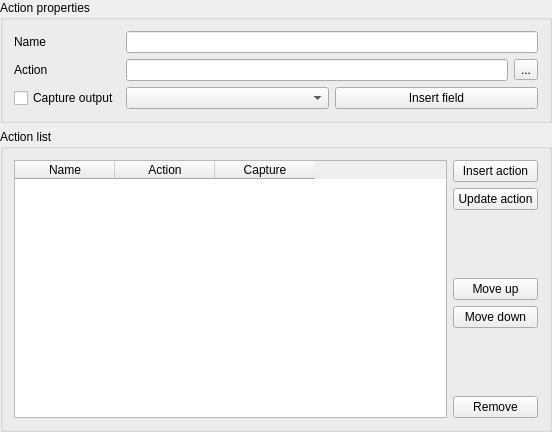
Before: the Qt Designer form src/ui/qgsattributeactiondialogbase.ui in qgis/QGIS, drawn with Qt 5.
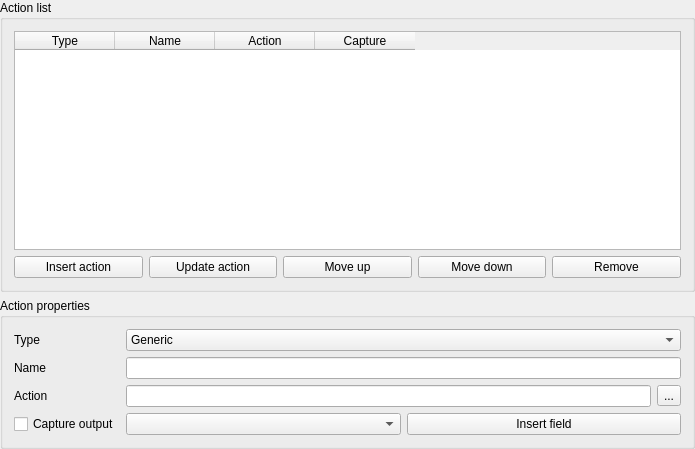
After: the same form once the commit is applied.

What changed in the file:
```diff
--- a/src/ui/qgsattributeactiondialogbase.ui
+++ b/src/ui/qgsattributeactiondialogbase.ui
@@ -6,8 +6,8 @@
    <rect>
     <x>0</x>
     <y>0</y>
-    <width>552</width>
-    <height>432</height>
+    <width>695</width>
+    <height>449</height>
    </rect>
   </property>
   <property name="sizePolicy">
@@ -19,17 +19,118 @@
   <property name="windowTitle">
    <string>Attribute Actions</string>
   </property>
-  <layout class="QGridLayout" name="gridLayout_3">
+  <layout class="QGridLayout" name="gridLayout_2">
    <property name="margin">
     <number>0</number>
    </property>
    <item row="0" column="0">
+    <widget class="QGroupBox" name="groupBox_2">
+     <property name="title">
+      <string>Action list</string>
+     </property>
+     <layout class="QGridLayout" name="gridLayout_3">
+      <item row="0" column="0" colspan="5">
+       <widget class="QTableWidget" name="attributeActionTable">
+        <property name="sizePolicy">
+         <sizepolicy hsizetype="Expanding" vsizetype="Expanding">
+          <horstretch>0</horstretch>
+          <verstretch>0</verstretch>
+         </sizepolicy>
+        </property>
+        <property name="whatsThis">
+         <string>This list contains all actions that have been defined for the current layer. Add actions by entering the details in the controls below and then pressing the Insert action button. Actions can be edited here by double clicking on the item.</string>
+        </property>
+        <property name="selectionMode">
+         <enum>QAbstractItemView::SingleSelection</enum>
+        </property>
+        <property name="selectionBehavior">
+         <enum>QAbstractItemView::SelectRows</enum>
+        </property>
+        <property name="columnCount">
+         <number>4</number>
+        </property>
+        <column>
+         <property name="text">
+          <string>Type</string>
+         </property>
+        </column>
+        <column>
+         <property name="text">
+          <string>Name</string>
+         </property>
+        </column>
+        <column>
+         <property name="text">
+          <string>Action</string>
+         </property>
+        </column>
+        <column>
+         <property name="text">
+          <string>Capture</string>
+         </property>
+        </column>
+       </widget>
+      </item>
+      <item row="1" column="0">
+       <widget class="QPushButton" name="insertButton">
+        <property name="toolTip">
+         <string>Inserts the action into the list above</string>
+        </property>
+        <property name="text">
+         <string>Insert action</string>
+        </property>
+       </widget>
+      </item>
+      <item row="1" column="1">
+       <widget class="QPushButton" name="updateButton">
+        <property name="toolTip">
+         <string>Update the selected action</string>
+        </property>
+        <property name="text">
+         <string>Update action</string>
+        </property>
+       </widget>
+      </item>
+      <item row="1" column="2">
+       <widget class="QPushButton" name="moveUpButton">
+        <property name="toolTip">
+         <string>Move the selected action up</string>
+        </property>
+        <property name="text">
+         <string>Move up</string>
+        </property>
+       </widget>
+      </item>
+      <item row="1" column="3">
+       <widget class="QPushButton" name="moveDownButton">
+        <property name="toolTip">
+         <string>Move the selected action down</string>
+        </property>
+        <property name="text">
+         <string>Move down</string>
+        </property>
+       </widget>
+      </item>
+      <item row="1" column="4">
+       <widget class="QPushButton" name="removeButton">
+        <property name="toolTip">
+         <string>Remove the selected action</string>
+        </property>
+        <property name="text">
+         <string>Remove</string>
+        </property>
+       </widget>
+      </item>
+     </layout>
+    </widget>
+   </item>
+   <item row="1" column="0">
     <widget class="QGroupBox" name="groupBox">
      <property name="title">
       <string>Action properties</string>
      </property>
      <layout class="QGridLayout" name="gridLayout">
-      <item row="0" column="0">
+      <item row="1" column="0">
        <widget class="QLabel" name="textLabel1">
         <property name="whatsThis">
          <string>Enter the name of an action here. The name should be unique (qgis will make it unique if necessary).</string>
@@ -42,7 +143,7 @@
         </property>
        </widget>
       </item>
-      <item row="0" column="1">
+      <item row="1" column="1">
        <widget class="QLineEdit" name="actionName">
         <property name="toolTip">
          <string>Enter the action name here</string>
@@ -52,7 +153,7 @@
         </property>
        </widget>
       </item>
-      <item row="1" column="0">
+      <item row="2" column="0">
        <widget class="QLabel" name="textLabel2">
         <property name="whatsThis">
          <string>Enter the action here. This can be any program, script or command that is available on your system. When the action is invoked any set of characters that start with a % and then have the name of a field will be replaced by the value of that field. The special characters %% will be replaced by the value of the field that was selected. Double quote marks group text into single arguments to the program, script or command. Double quotes will be ignored if prefixed with a backslash</string>
@@ -65,7 +166,7 @@
         </property>
        </widget>
       </item>
-      <item row="1" column="1">
+      <item row="2" column="1">
        <layout class="QHBoxLayout" name="horizontalLayout">
         <item>
          <widget class="QLineEdit" name="actionAction">
@@ -95,7 +196,7 @@
         </item>
        </layout>
       </item>
-      <item row="2" column="0">
+      <item row="3" column="0">
        <widget class="QCheckBox" name="captureCB">
         <property name="toolTip">
          <string>Captures any output from the action</string>
@@ -108,7 +209,7 @@
         </property>
        </widget>
       </item>
-      <item row="2" column="1">
+      <item row="3" column="1">
        <layout class="QHBoxLayout" name="horizontalLayout_2">
         <item>
          <widget class="QComboBox" name="fieldComboBox">
@@ -129,131 +230,42 @@
         </item>
        </layout>
       </item>
-     </layout>
-    </widget>
-   </item>
-   <item row="1" column="0">
-    <widget class="QGroupBox" name="groupBox_2">
-     <property name="title">
-      <string>Action list</string>
-     </property>
-     <layout class="QGridLayout" name="gridLayout_2">
-      <item row="0" column="0" rowspan="7">
-       <widget class="QTableWidget" name="attributeActionTable">
-        <property name="sizePolicy">
-         <sizepolicy hsizetype="Expanding" vsizetype="Expanding">
-          <horstretch>0</horstretch>
-          <verstretch>0</verstretch>
-         </sizepolicy>
-        </property>
-        <property name="whatsThis">
-         <string>This list contains all actions that have been defined for the current layer. Add actions by entering the details in the controls below and then pressing the Insert action button. Actions can be edited here by double clicking on the item.</string>
-        </property>
-        <property name="selectionMode">
-         <enum>QAbstractItemView::SingleSelection</enum>
-        </property>
-        <property name="selectionBehavior">
-         <enum>QAbstractItemView::SelectRows</enum>
-        </property>
-        <property name="columnCount">
-         <number>3</number>
-        </property>
-        <column>
-         <property name="text">
-          <string>Name</string>
-         </property>
-        </column>
-        <column>
-         <property name="text">
-          <string>Action</string>
-         </property>
-        </column>
-        <column>
-         <property name="text">
-          <string>Capture</string>
-         </property>
-        </column>
-       </widget>
-      </item>
       <item row="0" column="1">
-       <widget class="QPushButton" name="insertButton">
-        <property name="toolTip">
-         <string>Inserts the action into the list above</string>
-        </property>
+       <widget class="QComboBox" name="actionType">
+        <item>
         <property name="text">
-         <string>Insert action</string>
-        </property>
-       </widget>
-      </item>
-      <item row="1" column="1">
-       <widget class="QPushButton" name="updateButton">
-        <property name="toolTip">
-         <string>Update the selected action</string>
-        </property>
+          <string>Generic</string>
+         </property>
+        </item>
+        <item>
         <property name="text">
-         <string>Update action</string>
-        </property>
-       </widget>
-      </item>
-      <item row="2" column="1">
-       <spacer>
-        <property name="orientation">
-         <enum>Qt::Vertical</enum>
-        </property>
-        <property name="sizeType">
-         <enum>QSizePolicy::Expanding</enum>
-        </property>
-        <property name="sizeHint" stdset="0">
-         <size>
-          <width>85</width>
-          <height>35</height>
-         </size>
-        </property>
-       </spacer>
-      </item>
-      <item row="3" column="1">
-       <widget class="QPushButton" name="moveUpButton">
-        <property name="toolTip">
-         <string>Move the selected action up</string>
-        </property>
+          <string>Python</string>
+         </property>
+        </item>
+        <item>
+         <property name="text">
+          <string>Windows</string>
+         </property>
+        </item>
+        <item>
         <property name="text">
-         <string>Move up</string>
-        </property>
-       </widget>
-      </item>
-      <item row="4" column="1">
-       <widget class="QPushButton" name="moveDownButton">
-        <property name="toolTip">
-         <string>Move the selected action down</string>
-        </property>
+          <string>Mac</string>
+         </property>
+        </item>
+        <item>
         <property name="text">
-         <string>Move down</string>
-        </property>
+          <string>Unix</string>
+         </property>
+        </item>
        </widget>
       </item>
-      <item row="5" column="1">
-       <spacer>
-        <property name="orientation">
-         <enum>Qt::Vertical</enum>
-        </property>
-        <property name="sizeType">
-         <enum>QSizePolicy::Expanding</enum>
-        </property>
-        <property name="sizeHint" stdset="0">
-         <size>
-          <width>85</width>
-          <height>41</height>
-         </size>
-        </property>
-       </spacer>
-      </item>
-      <item row="6" column="1">
-       <widget class="QPushButton" name="removeButton">
-        <property name="toolTip">
-         <string>Remove the selected action</string>
-        </property>
+      <item row="0" column="0">
+       <widget class="QLabel" name="label">
         <property name="text">
-         <string>Remove</string>
+         <string>Type</string>
+        </property>
+        <property name="buddy">
+         <cstring>actionType</cstring>
         </property>
        </widget>
       </item>
```
Left out of the diff: 12 changed lines with no effect on the pictures. Lines whose indentation alone changed are shown as unchanged.
